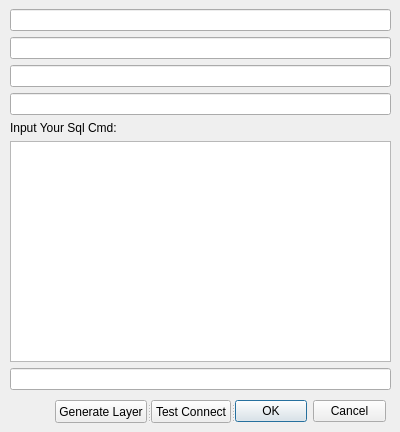
Old version of the form Suntec/QgisPyPlugin/NearestFeature/nearest_feature_dialog_base.ui in the repository 15831944/tphProjects.
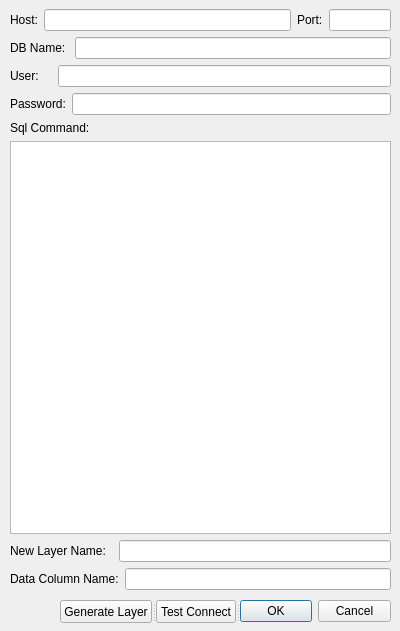
New version of the form.

What changed in the file:
```diff
--- a/Suntec/QgisPyPlugin/NearestFeature/nearest_feature_dialog_base.ui
+++ b/Suntec/QgisPyPlugin/NearestFeature/nearest_feature_dialog_base.ui
@@ -7,7 +7,7 @@
     <x>0</x>
     <y>0</y>
     <width>400</width>
-    <height>432</height>
+    <height>631</height>
    </rect>
   </property>
   <property name="windowTitle">
@@ -19,26 +19,80 @@
      <x>10</x>
      <y>9</y>
      <width>381</width>
-     <height>381</height>
+     <height>581</height>
     </rect>
    </property>
    <layout class="QVBoxLayout" name="verticalLayout">
     <item>
-     <widget class="QLineEdit" name="lineEditIp"/>
+     <layout class="QHBoxLayout" name="horizontalLayout" stretch="0,4,0,1">
+      <item>
+       <widget class="QLabel" name="label">
+        <property name="text">
+         <string>Host:</string>
+        </property>
+       </widget>
+      </item>
+      <item>
+       <widget class="QLineEdit" name="lineEditHost"/>
+      </item>
+      <item>
+       <widget class="QLabel" name="label_2">
+        <property name="text">
+         <string>Port:</string>
+        </property>
+       </widget>
+      </item>
+      <item>
+       <widget class="QLineEdit" name="lineEditPort"/>
+      </item>
+     </layout>
     </item>
     <item>
-     <widget class="QLineEdit" name="lineEditDbName"/>
+     <layout class="QHBoxLayout" name="horizontalLayout_2">
+      <item>
+       <widget class="QLabel" name="label_3">
+        <property name="text">
+         <string>DB Name: </string>
+        </property>
+       </widget>
+      </item>
+      <item>
+       <widget class="QLineEdit" name="lineEditDbName"/>
+      </item>
+     </layout>
     </item>
     <item>
-     <widget class="QLineEdit" name="lineEditUser"/>
+     <layout class="QHBoxLayout" name="horizontalLayout_3">
+      <item>
+       <widget class="QLabel" name="label_4">
+        <property name="text">
+         <string>User:    </string>
+        </property>
+       </widget>
+      </item>
+      <item>
+       <widget class="QLineEdit" name="lineEditUser"/>
+      </item>
+     </layout>
     </item>
     <item>
-     <widget class="QLineEdit" name="lineEditPassword"/>
+     <layout class="QHBoxLayout" name="horizontalLayout_4">
+      <item>
+       <widget class="QLabel" name="label_5">
+        <property name="text">
+         <string>Password:</string>
+        </property>
+       </widget>
+      </item>
+      <item>
+       <widget class="QLineEdit" name="lineEditPassword"/>
+      </item>
+     </layout>
     </item>
     <item>
      <widget class="QLabel" name="labelSqlCmd">
       <property name="text">
-       <string>Input Your Sql Cmd:</string>
+       <string>Sql Command:</string>
       </property>
      </widget>
     </item>
@@ -46,15 +100,40 @@
      <widget class="QTextEdit" name="textEditSqlCmd"/>
     </item>
     <item>
-     <widget class="QLineEdit" name="lineEditLayerName"/>
+     <layout class="QHBoxLayout" name="horizontalLayout_6">
+      <item>
+       <widget class="QLabel" name="label_7">
+        <property name="text">
+         <string>New Layer Name:  </string>
+        </property>
+       </widget>
+      </item>
+      <item>
+       <widget class="QLineEdit" name="lineEditNewLayerName"/>
+      </item>
+     </layout>
+    </item>
+    <item>
+     <layout class="QHBoxLayout" name="horizontalLayout_7">
+      <item>
+       <widget class="QLabel" name="label_9">
+        <property name="text">
+         <string>Data Column Name:</string>
+        </property>
+       </widget>
+      </item>
+      <item>
+       <widget class="QLineEdit" name="lineEditImageColumn"/>
+      </item>
+     </layout>
     </item>
    </layout>
   </widget>
   <widget class="QSplitter" name="splitter">
    <property name="geometry">
     <rect>
-     <x>55</x>
-     <y>400</y>
+     <x>60</x>
+     <y>600</y>
      <width>331</width>
      <height>23</height>
     </rect>
```
Left out of the diff: 4 changed lines with no effect on the pictures.
